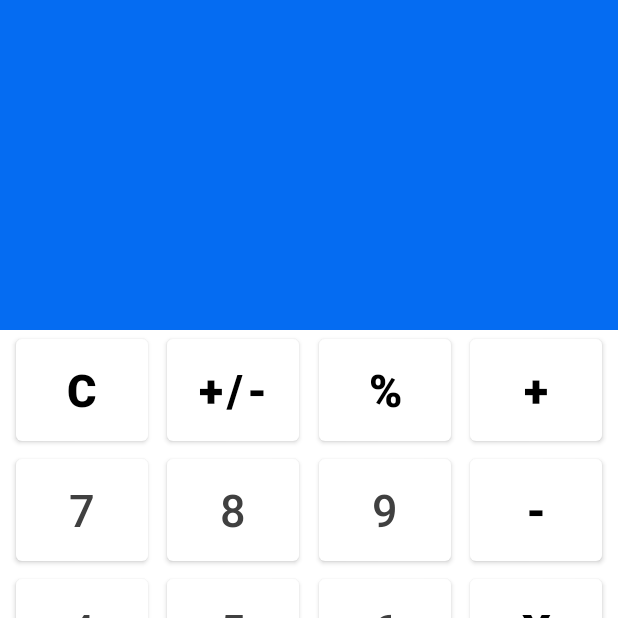
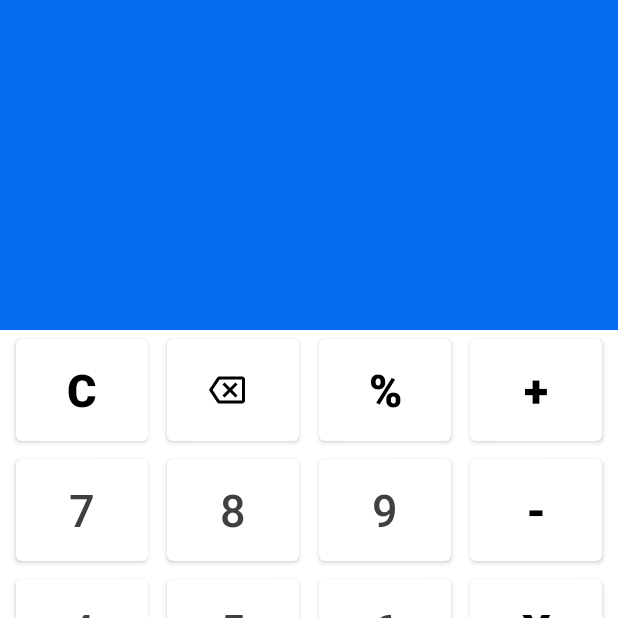
Before and after one commit to Ashutoshgawade/Calculator, an Android app: the screen it shows after launch (MainActivity), on a phone screen of 412 x 824 dp, the top half of it. Run offline under Robolectric (Android 15) with nearby library versions, the phone set to English and light mode, and no system bars.

Commit message:
Created Clear function version 1

```diff
--- a/app/src/main/java/com/forestdevelopers/calculator/MainActivity.kt
+++ b/app/src/main/java/com/forestdevelopers/calculator/MainActivity.kt
@@ -79,6 +79,17 @@ class MainActivity : AppCompatActivity() {
                 clearResult()
             }
 
+            R.id.button_clear -> {
+                var str = text_display.text.toString()
+                var str2 = textView.text.toString()
+                if (str.isNotEmpty() && str2.isNotEmpty()) {
+                    str = str.substring(0,str.length - 1)
+                    str2 = str2.substring(0,str2.length - 1)
+                    text_display.text = str
+                    textView.text = str2
+                }
+            }
+
             R.id.button_plus -> {
                 initializeVariableFirst()
                 operation = "add"
@@ -141,6 +152,7 @@ class MainActivity : AppCompatActivity() {
 
     private fun initializeVariableSecond() {
         try {
+
             input2 = textView.text.toString()
             result()
         }
--- /dev/null
+++ b/app/src/main/res/drawable/ic_outline_backspace_24.xml
@@ -0,0 +1,10 @@
+<vector xmlns:android="http://schemas.android.com/apk/res/android"
+    android:width="24dp"
+    android:height="24dp"
+    android:viewportWidth="24"
+    android:viewportHeight="24"
+    android:tint="?attr/colorControlNormal">
+  <path
+      android:fillColor="@android:color/white"
+      android:pathData="M22,3L7,3c-0.69,0 -1.23,0.35 -1.59,0.88L0,12l5.41,8.11c0.36,0.53 0.9,0.89 1.59,0.89h15c1.1,0 2,-0.9 2,-2L24,5c0,-1.1 -0.9,-2 -2,-2zM22,19L7.07,19L2.4,12l4.66,-7L22,5v14zM10.41,17L14,13.41 17.59,17 19,15.59 15.41,12 19,8.41 17.59,7 14,10.59 10.41,7 9,8.41 12.59,12 9,15.59z"/>
+</vector>
--- a/app/src/main/res/layout-land/activity_main.xml
+++ b/app/src/main/res/layout-land/activity_main.xml
@@ -33,7 +33,7 @@
         android:layout_weight="1">
 
         <com.google.android.material.button.MaterialButton
-            android:id="@+id/button_plusMinus"
+            android:id="@+id/button_clear"
             android:layout_width="wrap_content"
             android:layout_height="80dp"
             android:layout_marginStart="2dp"
@@ -51,7 +51,7 @@
             android:text="@string/percent"
             app:layout_constraintEnd_toStartOf="@+id/button_plus"
             app:layout_constraintHorizontal_bias="0.5"
-            app:layout_constraintStart_toEndOf="@+id/button_plusMinus"
+            app:layout_constraintStart_toEndOf="@+id/button_clear"
             app:layout_constraintTop_toTopOf="parent" />
 
         <com.google.android.material.button.MaterialButton
@@ -59,7 +59,7 @@
             android:layout_width="wrap_content"
             android:layout_height="80dp"
             android:text="@string/clear"
-            app:layout_constraintEnd_toStartOf="@+id/button_plusMinus"
+            app:layout_constraintEnd_toStartOf="@+id/button_clear"
             app:layout_constraintHorizontal_bias="0.5"
             app:layout_constraintHorizontal_chainStyle="packed"
             app:layout_constraintStart_toStartOf="parent"
@@ -96,7 +96,7 @@
             app:layout_constraintEnd_toStartOf="@+id/button_nine"
             app:layout_constraintHorizontal_bias="0.5"
             app:layout_constraintStart_toEndOf="@+id/button_seven"
-            app:layout_constraintTop_toBottomOf="@+id/button_plusMinus" />
+            app:layout_constraintTop_toBottomOf="@+id/button_clear" />
 
         <com.google.android.material.button.MaterialButton
             android:id="@+id/button_nine"
--- a/app/src/main/res/layout/activity_main.xml
+++ b/app/src/main/res/layout/activity_main.xml
@@ -42,14 +42,15 @@
         android:layout_weight="1">
 
         <com.google.android.material.button.MaterialButton
-            android:id="@+id/button_plusMinus"
+            android:id="@+id/button_clear"
             android:layout_width="wrap_content"
             android:layout_height="80dp"
             android:layout_marginStart="2dp"
             android:onClick="buttonClick"
-            android:text="@string/plusminus"
             android:textSize="@dimen/button_textSize"
             android:textStyle="bold"
+            app:iconGravity="textStart"
+            app:icon="@drawable/ic_outline_backspace_24"
             app:layout_constraintEnd_toStartOf="@+id/button_percent"
             app:layout_constraintHorizontal_bias="0.5"
             app:layout_constraintStart_toEndOf="@+id/button_Clear"
@@ -66,7 +67,7 @@
             android:textStyle="bold"
             app:layout_constraintEnd_toStartOf="@+id/button_plus"
             app:layout_constraintHorizontal_bias="0.5"
-            app:layout_constraintStart_toEndOf="@+id/button_plusMinus"
+            app:layout_constraintStart_toEndOf="@+id/button_clear"
             app:layout_constraintTop_toTopOf="parent" />
 
         <com.google.android.material.button.MaterialButton
@@ -77,7 +78,7 @@
             android:text="@string/clear"
             android:textSize="@dimen/button_textSize"
             android:textStyle="bold"
-            app:layout_constraintEnd_toStartOf="@+id/button_plusMinus"
+            app:layout_constraintEnd_toStartOf="@+id/button_clear"
             app:layout_constraintHorizontal_bias="0.5"
             app:layout_constraintHorizontal_chainStyle="spread"
             app:layout_constraintStart_toStartOf="parent"
@@ -123,7 +124,7 @@
             app:layout_constraintEnd_toStartOf="@+id/button_nine"
             app:layout_constraintHorizontal_bias="0.5"
             app:layout_constraintStart_toEndOf="@+id/button_seven"
-            app:layout_constraintTop_toBottomOf="@+id/button_plusMinus" />
+            app:layout_constraintTop_toBottomOf="@+id/button_clear" />
 
         <com.google.android.material.button.MaterialButton
             android:id="@+id/button_nine"
```
